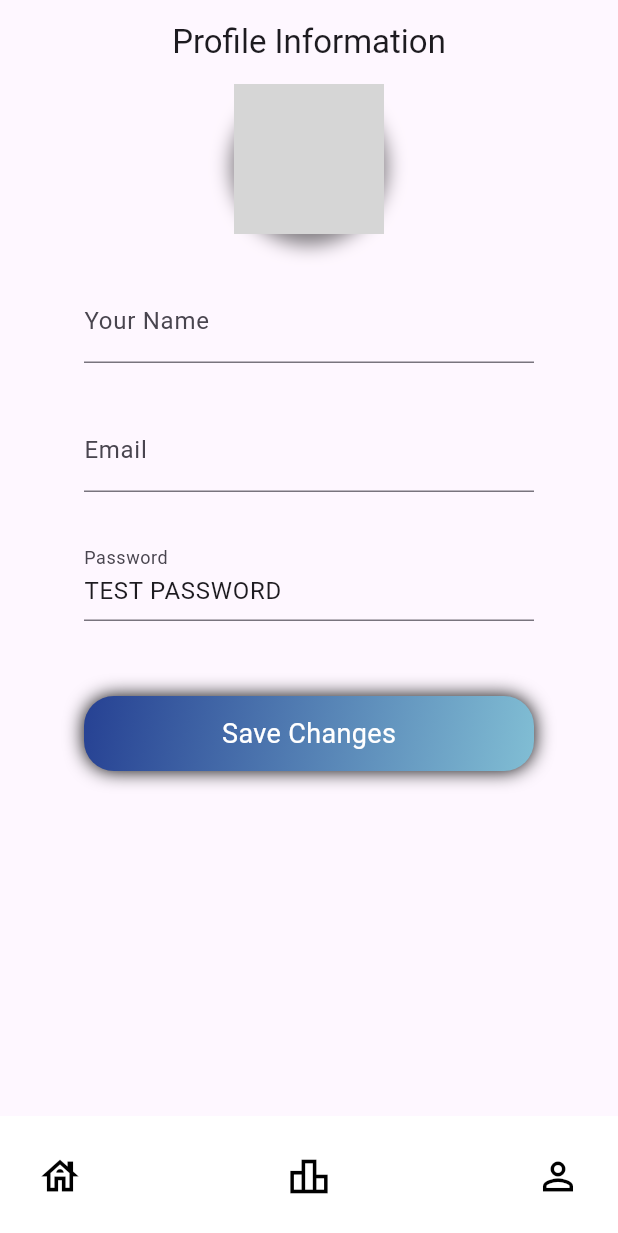
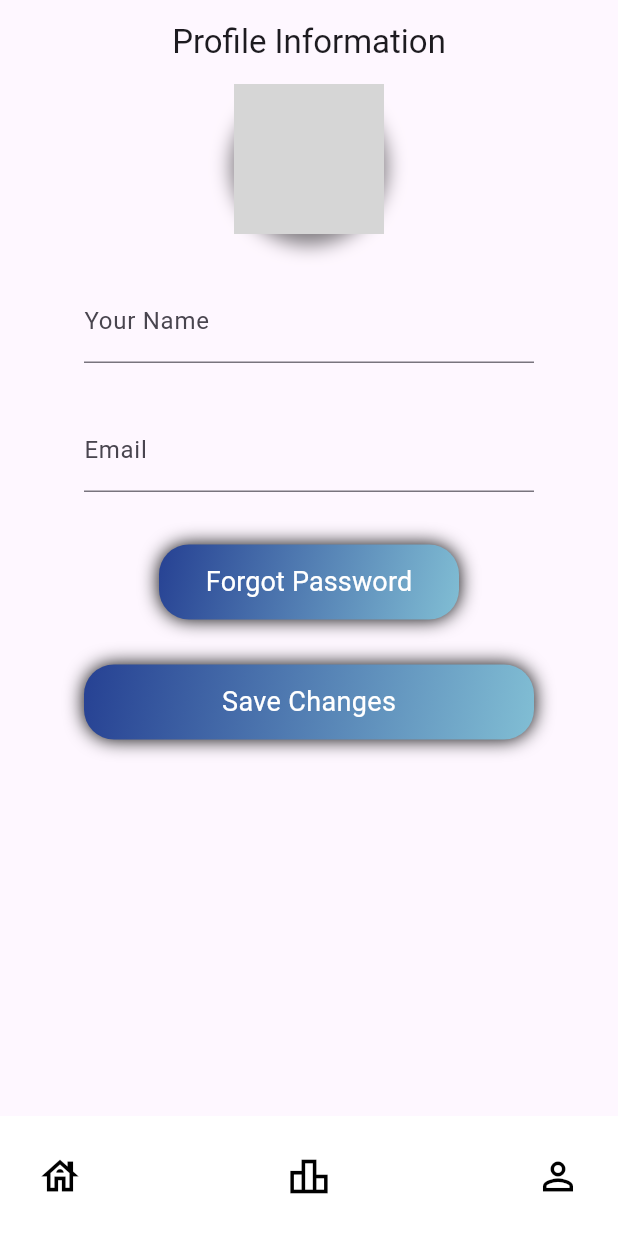
Before and after one commit to ronfrancisco24/Pennywise_Savings-Tracker, a Flutter app: the screen it shows once a user with an empty profile is signed in, item 3 of the bottom bar chosen, after a tap on "Profile Information", on a phone screen of 412 x 824 dp. Shown: the top 1233 px of the screen. Run offline on Flutter 3.47's test engine with Material 3 defaults, Android fonts, the phone set to English and light mode, and no system bars; our stand-ins replace cloud_firestore, firebase_auth, firebase_core, firebase_storage, image_cropper, image_picker; accounts and stored records are empty; network calls fail; Roboto replaces fonts that are missing (FontsFree); grey boxes are pictures that could not be loaded.

Commit message:
Added Forgot Password Feature
Added the ability to reset password

```diff
--- a/lib/screens/personal_information.dart
+++ b/lib/screens/personal_information.dart
@@ -12,11 +12,48 @@ class PersonalInfoPage extends StatefulWidget {
   _PersonalInfoPageState createState() => _PersonalInfoPageState();
 }
 
+class ResetPasswordPage extends StatelessWidget {
+  final TextEditingController emailController = TextEditingController();
+  final AuthService _authService = AuthService();
+
+  @override
+  Widget build(BuildContext context) {
+    return Scaffold(
+      appBar: AppBar(
+        title: Text("Reset Password"),
+      ),
+      body: Padding(
+        padding: const EdgeInsets.all(16.0),
+        child: Column(
+          children: [
+            TextField(
+              controller: emailController,
+              decoration: InputDecoration(
+                hintText: "Enter your email",
+              ),
+            ),
+            SizedBox(height: 20),
+            ElevatedButton(
+              onPressed: () async {
+                await _authService.sendPasswordResetEmail(emailController.text);
+                ScaffoldMessenger.of(context).showSnackBar(
+                  SnackBar(content: Text("Password reset email sent!")),
+                );
+              },
+              child: Text("Reset Password"),
+            ),
+          ],
+        ),
+      ),
+    );
+  }
+}
+
+
 class _PersonalInfoPageState extends State <PersonalInfoPage>{
   // Create a TextEditingController
   TextEditingController _nameController = TextEditingController();
   TextEditingController _emailController = TextEditingController();
-  TextEditingController _passwordController = TextEditingController();
   //Authenticating firebase to the personal information
   final AuthService authService = AuthService();
 
@@ -29,7 +66,6 @@ class _PersonalInfoPageState extends State <PersonalInfoPage>{
     //Set default placeholder for debugging
     _nameController.text = '${username}';
     _emailController.text = '${userEmail}';
-    _passwordController.text = "TEST PASSWORD";
 
   }
   @override
@@ -37,7 +73,6 @@ class _PersonalInfoPageState extends State <PersonalInfoPage>{
     //Clean up the controller when widget is disposed.
     _nameController.dispose();
     _emailController.dispose();
-    _passwordController.dispose();
     super.dispose();
   }
   @override
@@ -98,23 +133,44 @@ class _PersonalInfoPageState extends State <PersonalInfoPage>{
                             ),
                           ),
                         ),
+                        SizedBox(
+                          height: 35,
+                        ),
                         Container(
-                          margin: EdgeInsets.only(top: 30),
-                          width: 300,
-                          child: TextField(
-                            // Password field
-                            controller: _passwordController,
-                            decoration: InputDecoration(
-                              labelText: 'Password',
-                              hintText: 'Enter your Password',
-                              border:UnderlineInputBorder(
-                                borderSide: BorderSide(width: 5),
-                              ),
+                            width: 200,
+                            height: 50,
+                            decoration: BoxDecoration(
+                              gradient: kLinearGradient,
+                              borderRadius: BorderRadius.circular(20.0),
+                              boxShadow: [
+                                BoxShadow(
+                                  blurRadius: 10,
+                                  blurStyle: BlurStyle.normal,
+                                ),
+                              ],
                             ),
-                          ),
+                            child: Center(
+                                child: TextButton(
+                                  onPressed: (){
+                                    Navigator.push(
+                                      context,
+                                      MaterialPageRoute(
+                                        builder: (context) => ResetPasswordPage(),
+                                      ),
+                                    );
+                                  },
+                                  child: Text('Forgot Password',
+                                    style: TextStyle(
+                                      color: Colors.white,
+                                      fontSize: 18,
+                                      fontFamily: 'FontsFree',
+                                      fontWeight: FontWeight.normal,
+                                    ),),
+                                )
+                            )
                         ),
                         SizedBox(
-                          height: 50,
+                          height: 30,
                         ),
                         Container(
                             width: 300,
```
Also changed, not shown: lib/authentication/auth_service.dart (+20 -0 lines).
